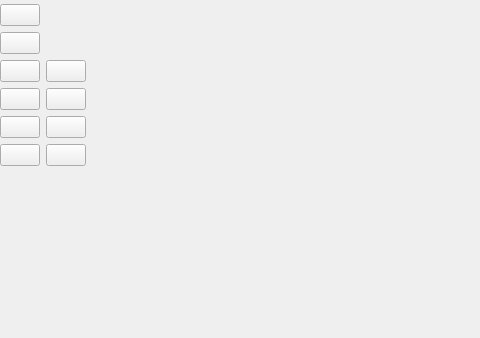
Old version of the form src/Editor/EditorActionBar.ui in the repository RemotelyChaotic/JOIPEngine; both pictures show x 0 to 480 and y 304 to 642 of the 594 by 1268 pixel window.
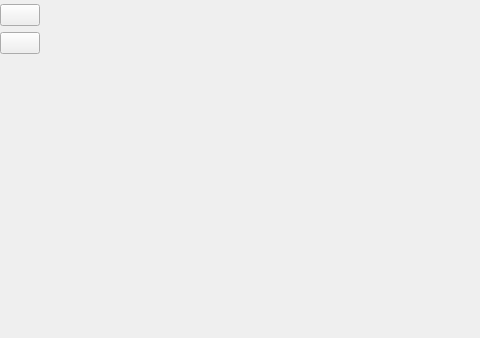
New version of the form. The open tabs and pages were chosen to show the change. Custom widgets are drawn as their Qt base class.

Commit message: Layout editor does not have any buttons for now

Patch:
```diff
--- a/src/Editor/EditorActionBar.ui
+++ b/src/Editor/EditorActionBar.ui
@@ -1036,6 +1036,7 @@
            </item>
           </layout>
          </widget>
+         <widget class="QWidget" name="pCodeEditorContainerPageLayout"/>
         </widget>
        </item>
       </layout>
```
The commit also changes 5 other files.
